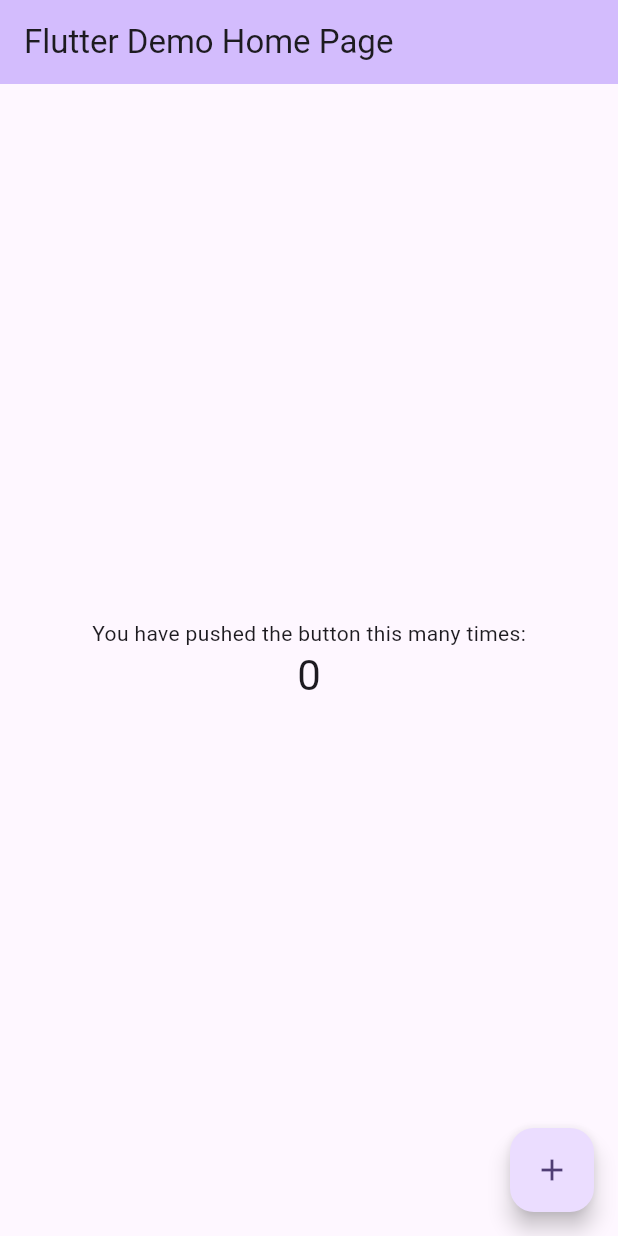
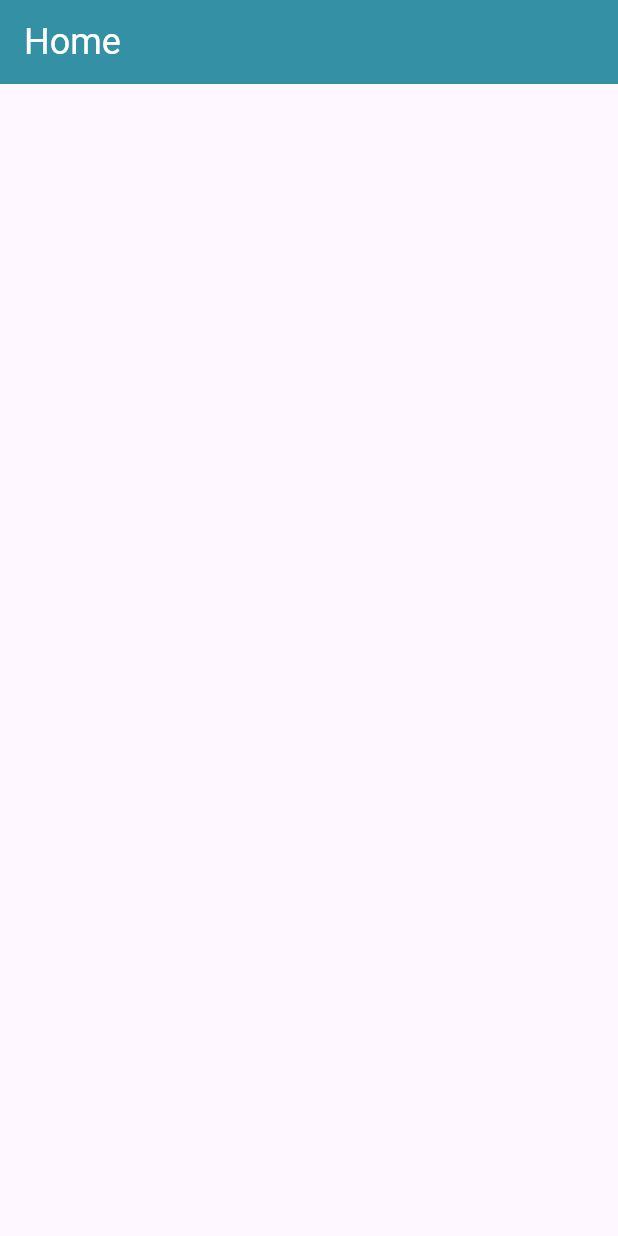
Before and after one commit to PeekingBad/RecipesApp, a Flutter app: the screen it shows after launch, on a phone screen of 412 x 824 dp. Run offline on Flutter 3.47's test engine with Material 3 defaults, Android fonts, the phone set to English and light mode, and no system bars.

Commit message:
build & style - build appbar + styling

```diff
--- /dev/null
+++ b/lib/constants.dart
@@ -0,0 +1,3 @@
+import "package:flutter/material.dart";
+
+const Color background = Color.fromARGB(255, 52, 144, 165);
--- a/lib/main.dart
+++ b/lib/main.dart
@@ -1,3 +1,4 @@
+import 'package:cookbook/screens/homepage.dart';
 import 'package:flutter/material.dart';
 
 void main() {
@@ -12,114 +13,12 @@ class MyApp extends StatelessWidget {
   Widget build(BuildContext context) {
     return MaterialApp(
       title: 'Flutter Demo',
+      debugShowCheckedModeBanner: false,
       theme: ThemeData(
-        // This is the theme of your application.
-        //
-        // TRY THIS: Try running your application with "flutter run". You'll see
-        // the application has a purple toolbar. Then, without quitting the app,
-        // try changing the seedColor in the colorScheme below to Colors.green
-        // and then invoke "hot reload" (save your changes or press the "hot
-        // reload" button in a Flutter-supported IDE, or press "r" if you used
-        // the command line to start the app).
-        //
-        // Notice that the counter didn't reset back to zero; the application
-        // state is not lost during the reload. To reset the state, use hot
-        // restart instead.
-        //
-        // This works for code too, not just values: Most code changes can be
-        // tested with just a hot reload.
         colorScheme: ColorScheme.fromSeed(seedColor: Colors.deepPurple),
         useMaterial3: true,
       ),
-      home: const MyHomePage(title: 'Flutter Demo Home Page'),
+      home: const Homepage(),
     );
   }
 }
-
-class MyHomePage extends StatefulWidget {
-  const MyHomePage({super.key, required this.title});
-
-  // This widget is the home page of your application. It is stateful, meaning
-  // that it has a State object (defined below) that contains fields that affect
-  // how it looks.
-
-  // This class is the configuration for the state. It holds the values (in this
-  // case the title) provided by the parent (in this case the App widget) and
-  // used by the build method of the State. Fields in a Widget subclass are
-  // always marked "final".
-
-  final String title;
-
-  @override
-  State<MyHomePage> createState() => _MyHomePageState();
-}
-
-class _MyHomePageState extends State<MyHomePage> {
-  int _counter = 0;
-
-  void _incrementCounter() {
-    setState(() {
-      // This call to setState tells the Flutter framework that something has
-      // changed in this State, which causes it to rerun the build method below
-      // so that the display can reflect the updated values. If we changed
-      // _counter without calling setState(), then the build method would not be
-      // called again, and so nothing would appear to happen.
-      _counter++;
-    });
-  }
-
-  @override
-  Widget build(BuildContext context) {
-    // This method is rerun every time setState is called, for instance as done
-    // by the _incrementCounter method above.
-    //
-    // The Flutter framework has been optimized to make rerunning build methods
-    // fast, so that you can just rebuild anything that needs updating rather
-    // than having to individually change instances of widgets.
-    return Scaffold(
-      appBar: AppBar(
-        // TRY THIS: Try changing the color here to a specific color (to
-        // Colors.amber, perhaps?) and trigger a hot reload to see the AppBar
-        // change color while the other colors stay the same.
-        backgroundColor: Theme.of(context).colorScheme.inversePrimary,
-        // Here we take the value from the MyHomePage object that was created by
-        // the App.build method, and use it to set our appbar title.
-        title: Text(widget.title),
-      ),
-      body: Center(
-        // Center is a layout widget. It takes a single child and positions it
-        // in the middle of the parent.
-        child: Column(
-          // Column is also a layout widget. It takes a list of children and
-          // arranges them vertically. By default, it sizes itself to fit its
-          // children horizontally, and tries to be as tall as its parent.
-          //
-          // Column has various properties to control how it sizes itself and
-          // how it positions its children. Here we use mainAxisAlignment to
-          // center the children vertically; the main axis here is the vertical
-          // axis because Columns are vertical (the cross axis would be
-          // horizontal).
-          //
-          // TRY THIS: Invoke "debug painting" (choose the "Toggle Debug Paint"
-          // action in the IDE, or press "p" in the console), to see the
-          // wireframe for each widget.
-          mainAxisAlignment: MainAxisAlignment.center,
-          children: <Widget>[
-            const Text(
-              'You have pushed the button this many times:',
-            ),
-            Text(
-              '$_counter',
-              style: Theme.of(context).textTheme.headlineMedium,
-            ),
-          ],
-        ),
-      ),
-      floatingActionButton: FloatingActionButton(
-        onPressed: _incrementCounter,
-        tooltip: 'Increment',
-        child: const Icon(Icons.add),
-      ), // This trailing comma makes auto-formatting nicer for build methods.
-    );
-  }
-}
--- /dev/null
+++ b/lib/screens/homepage.dart
@@ -0,0 +1,23 @@
+import 'package:flutter/material.dart';
+import '../constants.dart';
+
+class Homepage extends StatefulWidget {
+  const Homepage({Key? key}) : super(key: key);
+
+  @override
+  State<Homepage> createState() => _HomepageState();
+}
+
+class _HomepageState extends State<Homepage> {
+  @override
+  Widget build(BuildContext context) {
+    return Scaffold(
+      appBar: AppBar(
+        backgroundColor: background,
+        title: const Text("Home"),
+        titleTextStyle: const TextStyle(color: Colors.white, fontSize: 24),
+      ),
+      body: Container(),
+    );
+  }
+}
```
